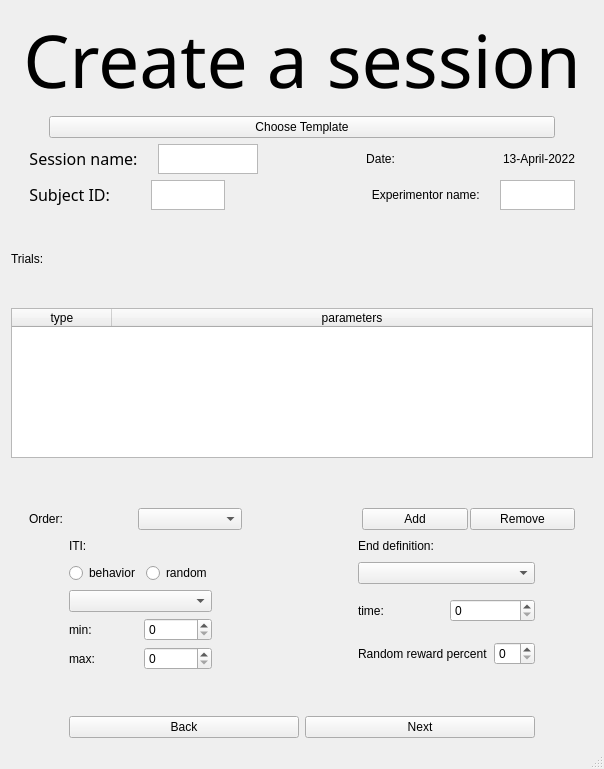
KehatSudri/Behavior_System2.0, file UI/create_session.ui: the form before one commit.
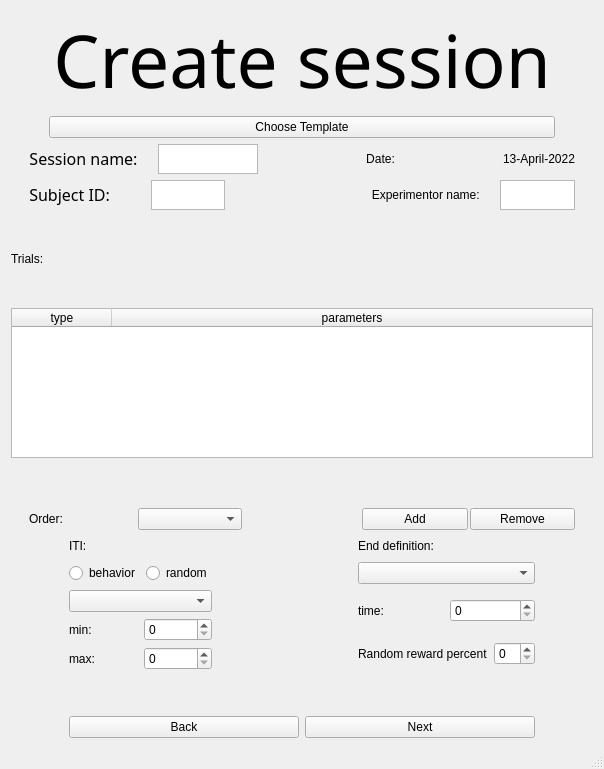
The form after the commit.

Patch:
```diff
--- a/UI/create_session.ui
+++ b/UI/create_session.ui
@@ -461,7 +461,7 @@
         </property>
         <property name="font">
          <font>
-          <family>Gabriola</family>
+          <family>David</family>
           <pointsize>55</pointsize>
           <weight>50</weight>
           <italic>false</italic>
@@ -496,7 +496,7 @@
          <number>0</number>
         </property>
         <property name="text">
-         <string>Create a session</string>
+         <string>Create session</string>
         </property>
         <property name="scaledContents">
          <bool>false</bool>
```
Left out of the diff: 2 changed lines with no effect on the pictures.
